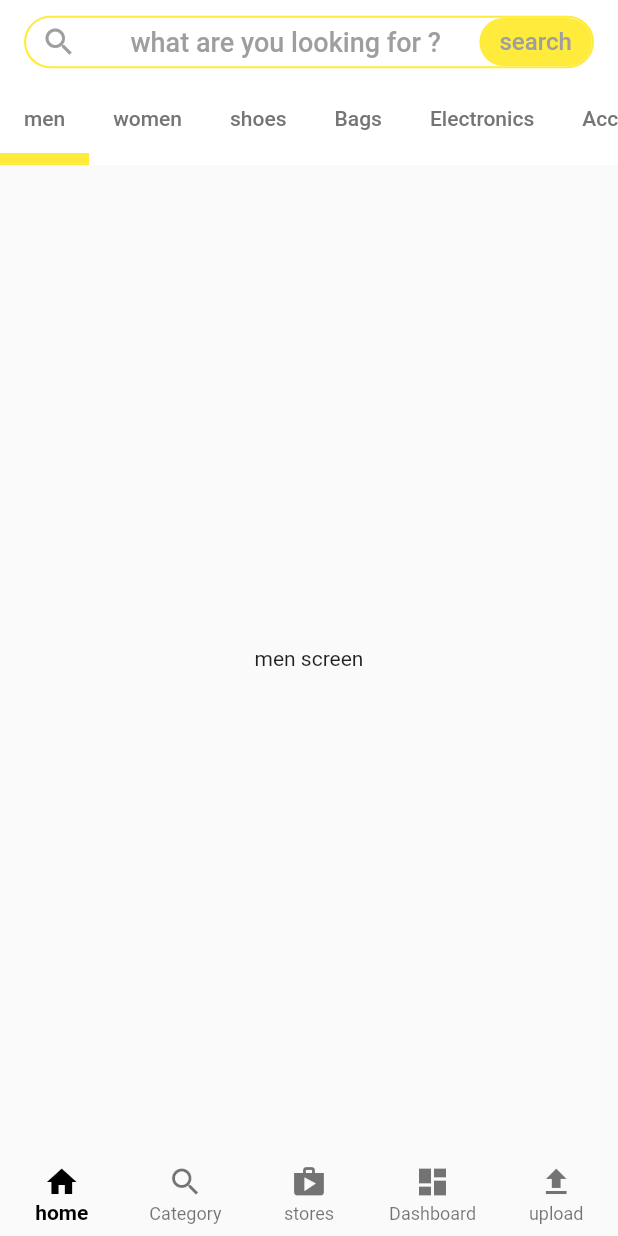
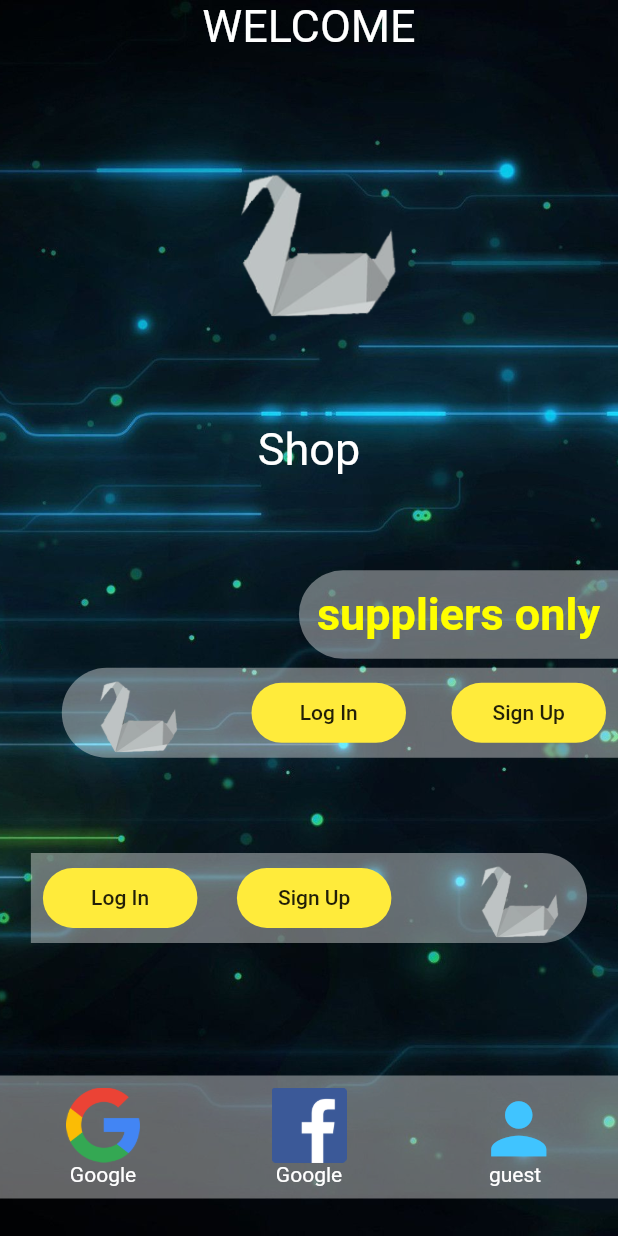
Before and after one commit to maxamediidg/Multistore_project, a Flutter app: the screen it shows after launch, on a phone screen of 412 x 824 dp. Run offline on Flutter 3.47's test engine with Material 2 defaults, Android fonts, the phone set to English and light mode, and no system bars.

Commit message:
initial commit

```diff
--- a/lib/main.dart
+++ b/lib/main.dart
@@ -1,5 +1,5 @@
 import 'package:flutter/material.dart';
-import 'package:multistore/main_Screens/supplier_home.dart';
+import 'main_Screens/welcomeScreen.dart';
 
 void main() {
   runApp(const myApp());
@@ -12,7 +12,7 @@ class myApp extends StatelessWidget {
   Widget build(BuildContext context) {
     return const MaterialApp(
       debugShowCheckedModeBanner: false,
-      home: SupplierHomeScreen(),
+      home: welcomeScreen(),
     );
   }
 }
--- a/lib/main_Screens/cart.dart
+++ b/lib/main_Screens/cart.dart
@@ -2,6 +2,8 @@ import 'package:flutter/material.dart';
 import 'package:multistore/main_Screens/customer_home.dart';
 import 'package:multistore/widgets/Appbar_widgets.dart';
 import 'package:multistore/widgets/categ_widgets.dart';
+
+import '../widgets/yellow_button.dart';
 
 class CartScreen extends StatefulWidget {
   const CartScreen({super.key});
@@ -74,16 +76,10 @@ class _CartScreenState extends State<CartScreen> {
                 ),
               ],
             ),
-            Container(
-              height: 40,
-              width: MediaQuery.of(context).size.width * 0.45,
-              decoration: BoxDecoration(
-                  color: Colors.yellow,
-                  borderRadius: BorderRadius.circular(25)),
-              child: MaterialButton(
-                onPressed: () {},
-                child: const Text('CHECK OUT'),
-              ),
+            yellowButton(
+              width: 0.45,
+              label: 'CHECK OUT',
+              onpressed: () {},
             )
           ],
         ),
--- /dev/null
+++ b/lib/main_Screens/welcomeScreen.dart
@@ -0,0 +1,206 @@
+import 'package:flutter/material.dart';
+import 'package:multistore/main_Screens/dashboard.dart';
+import 'package:multistore/widgets/yellow_button.dart';
+
+class welcomeScreen extends StatefulWidget {
+  const welcomeScreen({super.key});
+
+  @override
+  State<welcomeScreen> createState() => _welcomeScreenState();
+}
+
+class _welcomeScreenState extends State<welcomeScreen> {
+  @override
+  Widget build(BuildContext context) {
+    return Scaffold(
+      body: SafeArea(
+        child: Container(
+          decoration: const BoxDecoration(
+              image: DecorationImage(
+                  image: AssetImage('images/inapp/bgimage.jpg'),
+                  fit: BoxFit.cover)),
+          constraints: const BoxConstraints.expand(),
+          child: SafeArea(
+            child: Column(
+              mainAxisAlignment: MainAxisAlignment.spaceBetween,
+              // crossAxisAlignment: CrossAxisAlignment.end,
+              children: [
+                const Text(
+                  'WELCOME',
+                  style: TextStyle(color: Colors.white, fontSize: 30),
+                ),
+                const SizedBox(
+                  height: 120,
+                  width: 200,
+                  child: Image(image: AssetImage('images/inapp/logo.jpg')),
+                ),
+                const Text(
+                  'Shop',
+                  style: TextStyle(color: Colors.white, fontSize: 30),
+                ),
+                Row(
+                  mainAxisAlignment: MainAxisAlignment.end,
+                  children: [
+                    Column(
+                      crossAxisAlignment: CrossAxisAlignment.end,
+                      children: [
+                        Container(
+                          decoration: const BoxDecoration(
+                              color: Colors.white38,
+                              borderRadius: BorderRadius.only(
+                                topLeft: Radius.circular(50),
+                                bottomLeft: Radius.circular(50),
+                              )),
+                          child: const Padding(
+                            padding: const EdgeInsets.all(12.0),
+                            child: Text(
+                              'suppliers only',
+                              style: TextStyle(
+                                  color: Colors.yellowAccent,
+                                  fontSize: 30,
+                                  fontWeight: FontWeight.w600),
+                            ),
+                          ),
+                        ),
+                        const SizedBox(
+                          height: 6,
+                        ),
+                        Row(
+                          mainAxisAlignment: MainAxisAlignment.start,
+                          children: [
+                            Container(
+                                height: 60,
+                                width: MediaQuery.of(context).size.width * 0.9,
+                                decoration: const BoxDecoration(
+                                    color: Colors.white38,
+                                    borderRadius: BorderRadius.only(
+                                      topLeft: Radius.circular(50),
+                                      bottomLeft: Radius.circular(50),
+                                    )),
+                                child: Row(
+                                  mainAxisAlignment:
+                                      MainAxisAlignment.spaceBetween,
+                                  children: [
+                                    const Image(
+                                        image: AssetImage(
+                                            'images/inapp/logo.jpg')),
+                                    yellowButton(
+                                        label: 'Log In',
+                                        onpressed: () {},
+                                        width: 0.25),
+                                    Padding(
+                                      padding: const EdgeInsets.only(right: 8),
+                                      child: yellowButton(
+                                          label: 'Sign Up',
+                                          onpressed: () {},
+                                          width: 0.25),
+                                    )
+                                  ],
+                                )),
+                          ],
+                        ),
+                      ],
+                    ),
+                  ],
+                ),
+                Container(
+                    height: 60,
+                    width: MediaQuery.of(context).size.width * 0.9,
+                    decoration: const BoxDecoration(
+                        color: Colors.white38,
+                        borderRadius: BorderRadius.only(
+                          topRight: Radius.circular(50),
+                          bottomRight: Radius.circular(50),
+                        )),
+                    child: Row(
+                      mainAxisAlignment: MainAxisAlignment.spaceBetween,
+                      children: [
+                        Padding(
+                          padding: const EdgeInsets.only(left: 8),
+                          child: yellowButton(
+                              label: 'Log In', onpressed: () {}, width: 0.25),
+                        ),
+                        Padding(
+                          padding: const EdgeInsets.only(right: 8),
+                          child: yellowButton(
+                              label: 'Sign Up', onpressed: () {}, width: 0.25),
+                        ),
+                        const Image(image: AssetImage('images/inapp/logo.jpg')),
+                      ],
+                    )),
+                Padding(
+                  padding: const EdgeInsets.symmetric(vertical: 25),
+                  child: Container(
+                    decoration: const BoxDecoration(
+                      color: Colors.white38,
+                    ),
+                    child: Row(
+                      mainAxisAlignment: MainAxisAlignment.spaceAround,
+                      children: [
+                        GoogleFacebookLogin(
+                          label: 'Google',
+                          onpressed: () {},
+                          child: const Image(
+                              image: AssetImage('images/inapp/google.jpg')),
+                        ),
+                        GoogleFacebookLogin(
+                          label: 'Google',
+                          onpressed: () {},
+                          child: const Image(
+                              image: AssetImage('images/inapp/facebook.jpg')),
+                        ),
+                        GoogleFacebookLogin(
+                            label: 'guest',
+                            onpressed: () {},
+                            child: const Icon(
+                              Icons.person,
+                              size: 55,
+                              color: Colors.lightBlueAccent,
+                            ))
+                      ],
+                    ),
+                  ),
+                )
+              ],
+            ),
+          ),
+        ),
+      ),
+    );
+  }
+}
+
+class GoogleFacebookLogin extends StatelessWidget {
+  final String label;
+  final Function() onpressed;
+  final Widget child;
+
+  const GoogleFacebookLogin(
+      {super.key,
+      required this.child,
+      required this.label,
+      required this.onpressed});
+
+  @override
+  Widget build(BuildContext context) {
+    return Padding(
+      padding: const EdgeInsets.symmetric(vertical: 8),
+      child: InkWell(
+        onTap: onpressed,
+        child: Column(
+          children: [
+            SizedBox(
+              height: 50,
+              width: 50,
+              child: child,
+            ),
+            Text(
+              label,
+              style: const TextStyle(color: Colors.white),
+            )
+          ],
+        ),
+      ),
+    );
+  }
+}
--- /dev/null
+++ b/lib/widgets/yellow_button.dart
@@ -0,0 +1,27 @@
+import 'package:flutter/material.dart';
+
+class yellowButton extends StatelessWidget {
+  final String label;
+  final Function() onpressed;
+  final double width;
+
+  const yellowButton(
+      {super.key,
+      required this.label,
+      required this.onpressed,
+      required this.width});
+
+  @override
+  Widget build(BuildContext context) {
+    return Container(
+      height: 40,
+      width: MediaQuery.of(context).size.width * width,
+      decoration: BoxDecoration(
+          color: Colors.yellow, borderRadius: BorderRadius.circular(25)),
+      child: MaterialButton(
+        onPressed: onpressed,
+        child: Text(label),
+      ),
+    );
+  }
+}
```
